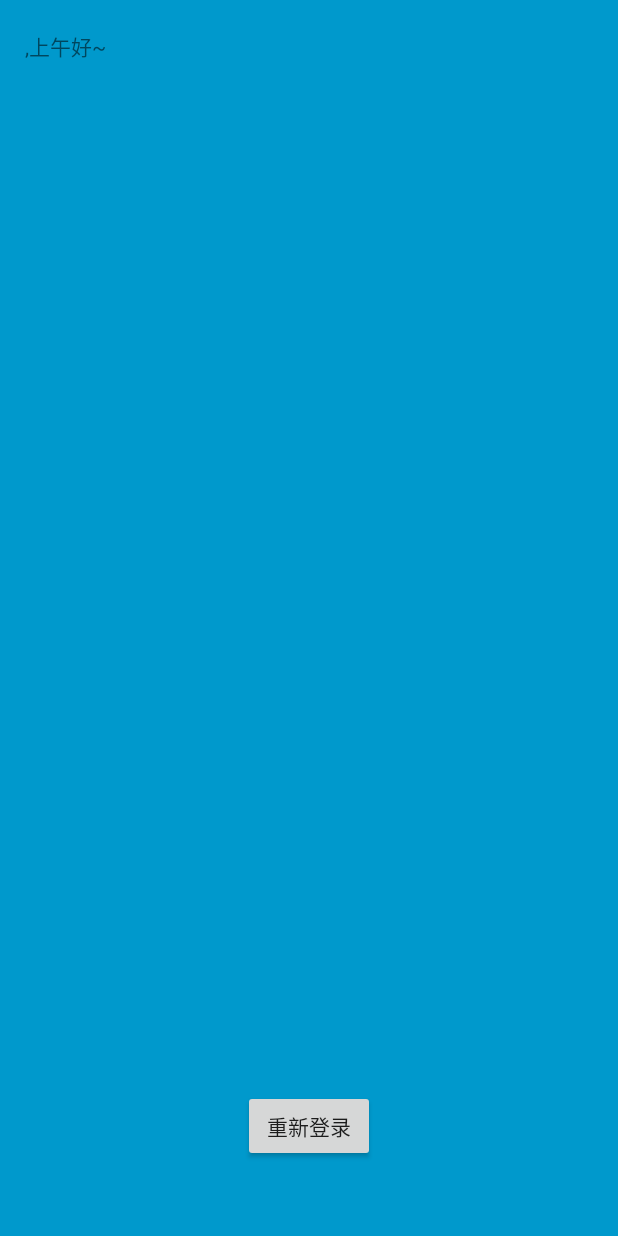
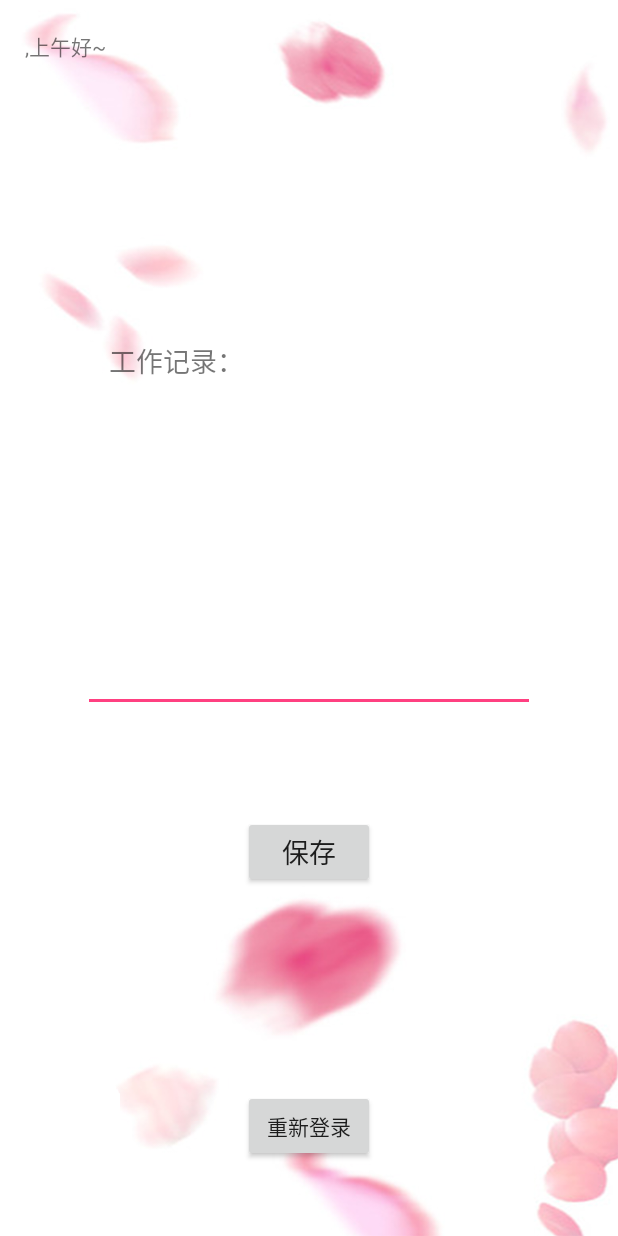
Before and after one commit to shangmanfen/AndroidSQL, an Android app: the MainWindow screen opened directly, with no data from a screen before it, on a phone screen of 412 x 824 dp. Run offline under Robolectric (Android 15) with nearby library versions, the phone set to English and light mode, and no system bars; libraries missing offline, so code that uses them is left out: cn.waps.

Commit message:
增加了“个人工作记录（简易版）”

```diff
--- a/app/src/main/res/layout/activity_mainwindow.xml
+++ b/app/src/main/res/layout/activity_mainwindow.xml
@@ -4,12 +4,31 @@
     xmlns:tools="http://schemas.android.com/tools"
     android:layout_width="match_parent"
     android:layout_height="match_parent"
-    android:background="#0099cc"
+    android:background="@drawable/bg"
     tools:context=".MainWindow">
 
 
     <Button
-        android:id="@+id/button"
+        android:id="@+id/insertbut"
+        android:layout_width="wrap_content"
+        android:layout_height="wrap_content"
+        android:layout_marginBottom="8dp"
+        android:layout_marginEnd="8dp"
+        android:layout_marginLeft="8dp"
+        android:layout_marginRight="8dp"
+        android:layout_marginStart="8dp"
+        android:layout_marginTop="8dp"
+        android:onClick="Insert"
+        android:text="保存"
+        android:textSize="18sp"
+        app:layout_constraintBottom_toBottomOf="parent"
+        app:layout_constraintEnd_toEndOf="parent"
+        app:layout_constraintStart_toStartOf="parent"
+        app:layout_constraintTop_toTopOf="parent"
+        app:layout_constraintVertical_bias="0.705" />
+
+    <Button
+        android:id="@+id/button2"
         android:layout_width="wrap_content"
         android:layout_height="wrap_content"
         android:layout_marginBottom="8dp"
@@ -44,4 +63,43 @@
         app:layout_constraintTop_toTopOf="parent"
         app:layout_constraintVertical_bias="0.015" />
 
+    <TextView
+        android:id="@+id/textView4"
+        android:layout_width="wrap_content"
+        android:layout_height="wrap_content"
+        android:layout_marginBottom="8dp"
+        android:layout_marginEnd="8dp"
+        android:layout_marginLeft="8dp"
+        android:layout_marginRight="8dp"
+        android:layout_marginStart="8dp"
+        android:layout_marginTop="8dp"
+        android:text="工作记录："
+        android:textSize="18sp"
+        app:layout_constraintBottom_toBottomOf="parent"
+        app:layout_constraintEnd_toEndOf="parent"
+        app:layout_constraintHorizontal_bias="0.212"
+        app:layout_constraintStart_toStartOf="parent"
+        app:layout_constraintTop_toTopOf="parent"
+        app:layout_constraintVertical_bias="0.28" />
+
+    <EditText
+        android:id="@+id/RecordText"
+        android:layout_width="301dp"
+        android:layout_height="168dp"
+        android:layout_marginBottom="8dp"
+        android:layout_marginEnd="8dp"
+        android:layout_marginLeft="8dp"
+        android:layout_marginRight="8dp"
+        android:layout_marginStart="8dp"
+        android:layout_marginTop="8dp"
+        android:ems="10"
+        android:inputType="textMultiLine"
+        android:textSize="18sp"
+        app:layout_constraintBottom_toBottomOf="parent"
+        app:layout_constraintEnd_toEndOf="parent"
+        app:layout_constraintHorizontal_bias="0.503"
+        app:layout_constraintStart_toStartOf="parent"
+        app:layout_constraintTop_toTopOf="parent"
+        app:layout_constraintVertical_bias="0.467" />
+
 </android.support.constraint.ConstraintLayout>
```
Also changed, not shown: app/src/main/java/com/smf/xxy/androidsql/DBUtil.java (+18 -0 lines), app/src/main/java/com/smf/xxy/androidsql/MainWindow.java (+95 -6 lines).
